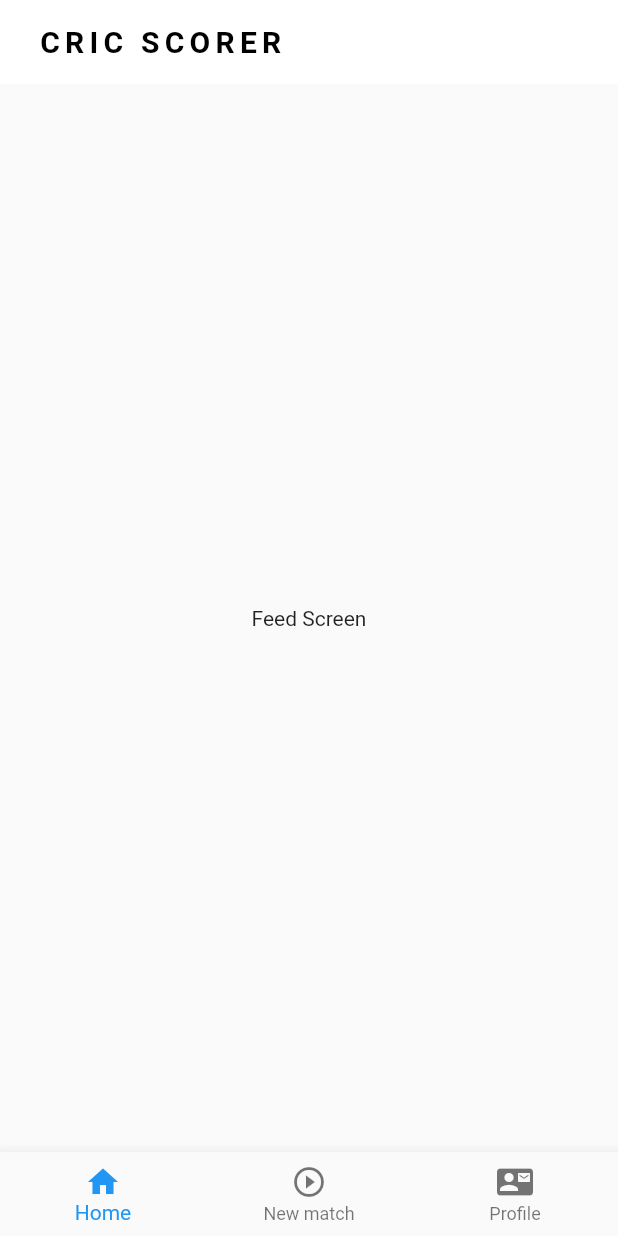
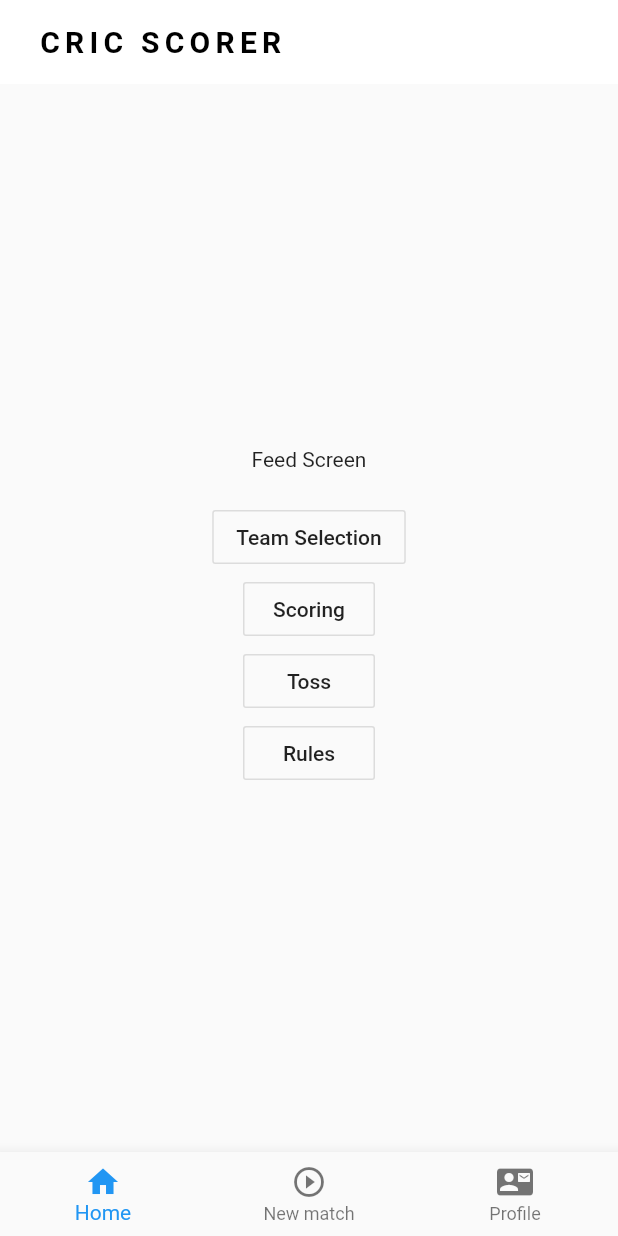
Before and after one commit to kushal05/cric-scorer, a Flutter app: the Home screen opened by its route, on a phone screen of 412 x 824 dp. Run offline on Flutter 3.47's test engine with Material 2 defaults, Android fonts, the phone set to English and light mode, and no system bars; our stand-ins replace cloud_firestore, firebase_core; accounts and stored records are empty.

Commit message:
Updating stack index, feed screen changes for testing

```diff
--- a/lib/Screens/feed-screen.dart
+++ b/lib/Screens/feed-screen.dart
@@ -1,10 +1,36 @@
+import 'package:cric_scorer/Providers/home-provider.dart';
 import 'package:flutter/material.dart';
+import 'package:provider/provider.dart';
 
 class Feed extends StatelessWidget {
   @override
   Widget build(BuildContext context) {
     return Container(
-      child: Center(child: Text('Feed Screen')),
+      child: Center(
+          child: Column(
+            mainAxisAlignment: MainAxisAlignment.center,
+            children: [
+              Text('Feed Screen'),
+              SizedBox(height: 20,),
+              OutlineButton(
+                onPressed: () => Provider.of<HomeProvider>(context, listen: false).updatePageDetails('teamSelection'),
+                child: Text('Team Selection'),
+              ),
+              OutlineButton(
+                onPressed: () => Provider.of<HomeProvider>(context, listen: false).updatePageDetails('scoring'),
+                child: Text('Scoring'),
+              ),
+              OutlineButton(
+                onPressed: () => Provider.of<HomeProvider>(context, listen: false).updatePageDetails('toss'),
+                child: Text('Toss'),
+              ),
+              OutlineButton(
+                onPressed: () => Provider.of<HomeProvider>(context, listen: false).updatePageDetails('rulesCustomisation'),
+                child: Text('Rules'),
+              ),
+            ],
+          )
+      ),
     );
   }
 }
--- a/lib/Screens/start-match-root-screen.dart
+++ b/lib/Screens/start-match-root-screen.dart
@@ -26,6 +26,7 @@ class _StartMatchRootState extends State<StartMatchRoot> {
 
   void updatePageBasedOnUserState() {
     if(Provider.of<StartMatchProvider>(context, listen: false).canUserStartMatch(context)) {
+      Provider.of<HomeProvider>(context, listen: false).updatePageStackIndex();
       Provider.of<HomeProvider>(context, listen: false).updatePageDetails('teamSelection');
     } else {
       Provider.of<HomeProvider>(context, listen: false).updatePageDetails('scoreView');
```
